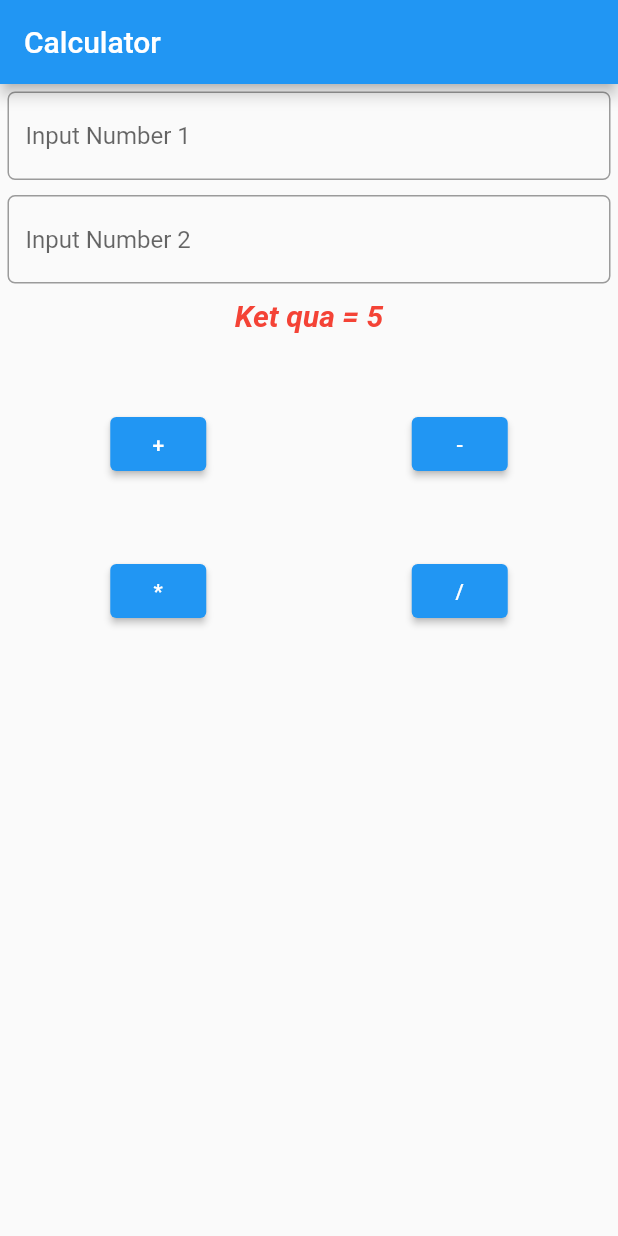
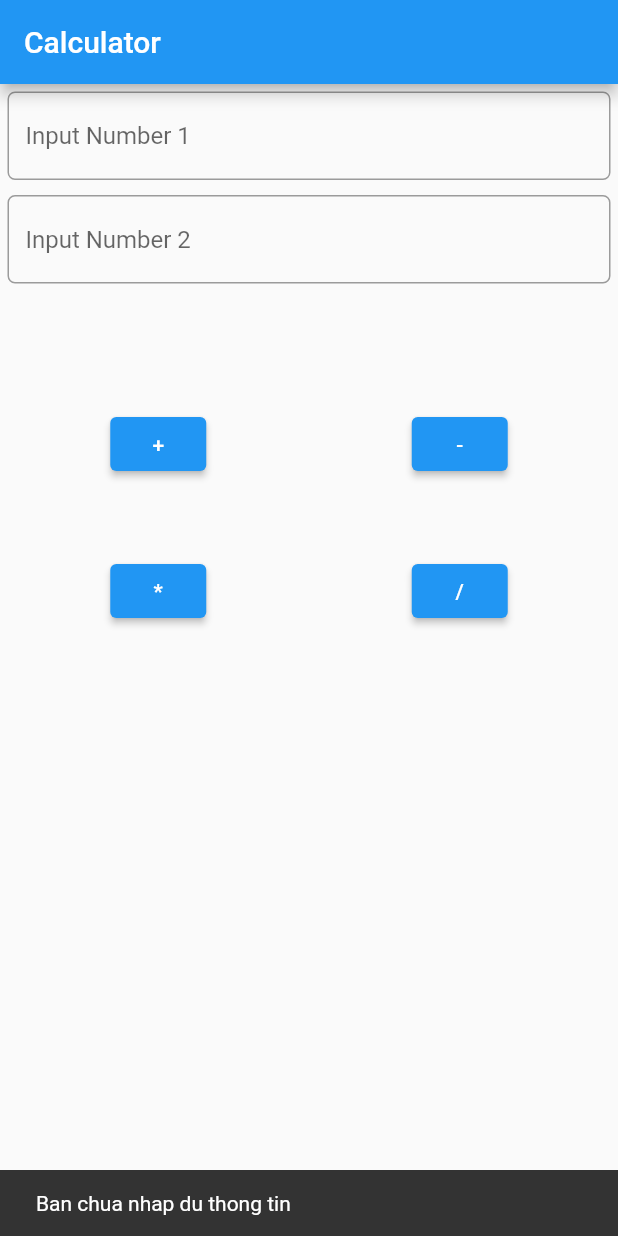
Before and after one commit to phamtanphat/flutter_ui_29112021, a Flutter app: the screen it shows after launch, after a tap on an icon or button, on a phone screen of 412 x 824 dp. Run offline on Flutter 3.47's test engine with Material 2 defaults, Android fonts, the phone set to English and light mode, and no system bars.

Commit message:
phep cong

```diff
--- a/lib/main.dart
+++ b/lib/main.dart
@@ -8,14 +8,23 @@ void main() {
 class MyApp extends StatelessWidget {
   @override
   Widget build(BuildContext context) {
-    return MaterialApp(
-      title: "My App",
-      home: HomePage(),
+    return GestureDetector(
+      onTap: (){
+        FocusScope.of(context).requestFocus(new FocusNode());
+      },
+      child: MaterialApp(
+        title: "My App",
+        home: HomePage(),
+      ),
     );
   }
 }
 
 class HomePage extends StatelessWidget {
+  final TextEditingController textController1 = TextEditingController();
+  final TextEditingController textController2 = TextEditingController();
+  double dataResult = double.infinity;
+
   @override
   Widget build(BuildContext context) {
     return Scaffold(
@@ -30,6 +39,7 @@ class HomePage extends StatelessWidget {
               crossAxisAlignment: CrossAxisAlignment.stretch,
               children: [
                 TextField(
+                  controller: textController1,
                   textInputAction: TextInputAction.next,
                   keyboardType: TextInputType.number,
                   inputFormatters: [FilteringTextInputFormatter.digitsOnly],
@@ -43,6 +53,7 @@ class HomePage extends StatelessWidget {
                 ),
                 SizedBox(height: 10),
                 TextField(
+                  controller: textController2,
                   textInputAction: TextInputAction.done,
                   keyboardType: TextInputType.number,
                   inputFormatters: [FilteringTextInputFormatter.digitsOnly],
@@ -57,7 +68,7 @@ class HomePage extends StatelessWidget {
                 SizedBox(height: 10),
                 Center(
                   child: Text(
-                      "Ket qua = 5" ,
+                      dataResult == double.infinity ? "" : "Ket qua = $dataResult" ,
                       style: TextStyle(
                           color: Colors.red ,
                           fontSize: 20,
@@ -71,7 +82,23 @@ class HomePage extends StatelessWidget {
                   children: [
                     Expanded(
                       child: Center(
-                        child: ElevatedButton(onPressed: (){}, child: Text("+")),
+                        child: ElevatedButton(onPressed: (){
+                          String text1 = textController1.text.toString();
+                          String text2 = textController2.text.toString();
+
+                          if (text1.isEmpty || text2.isEmpty){
+                            ScaffoldMessenger
+                                .of(context)
+                                .showSnackBar(
+                                  SnackBar(content: Text("Ban chua nhap du thong tin"))
+                            );
+                            return;
+                          }
+                          double number1 = double.parse(text1);
+                          double number2 = double.parse(text2);
+                          dataResult = (number1 + number2);
+
+                        }, child: Text("+")),
                       ),
                     ),
                     Expanded(
```
